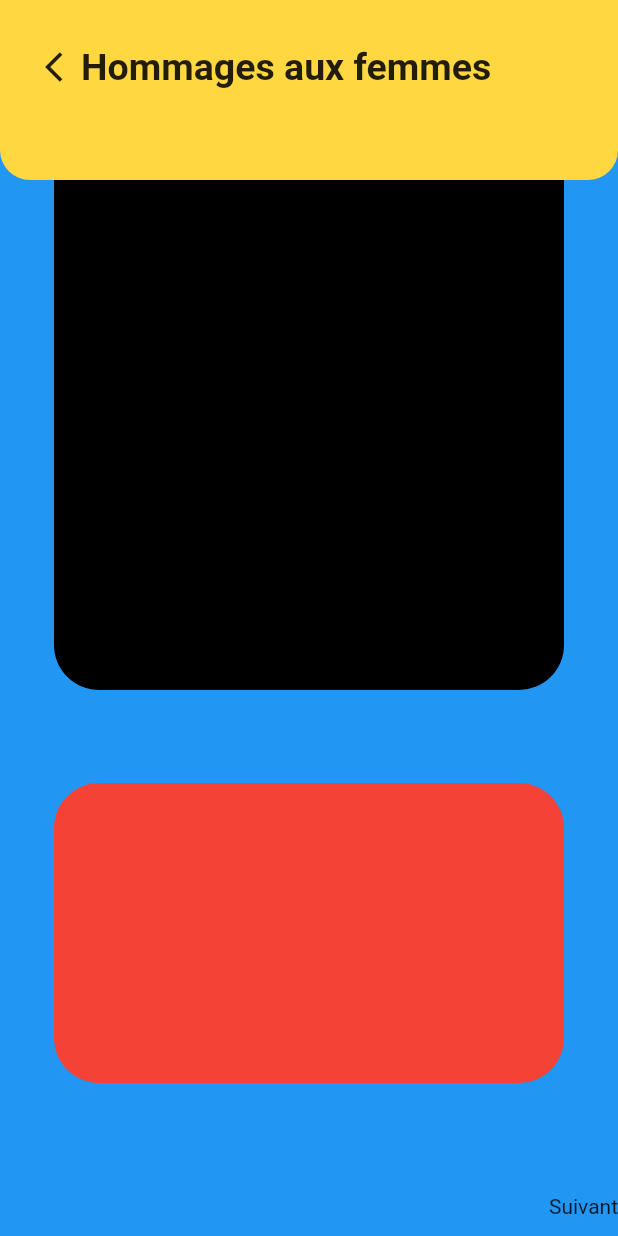
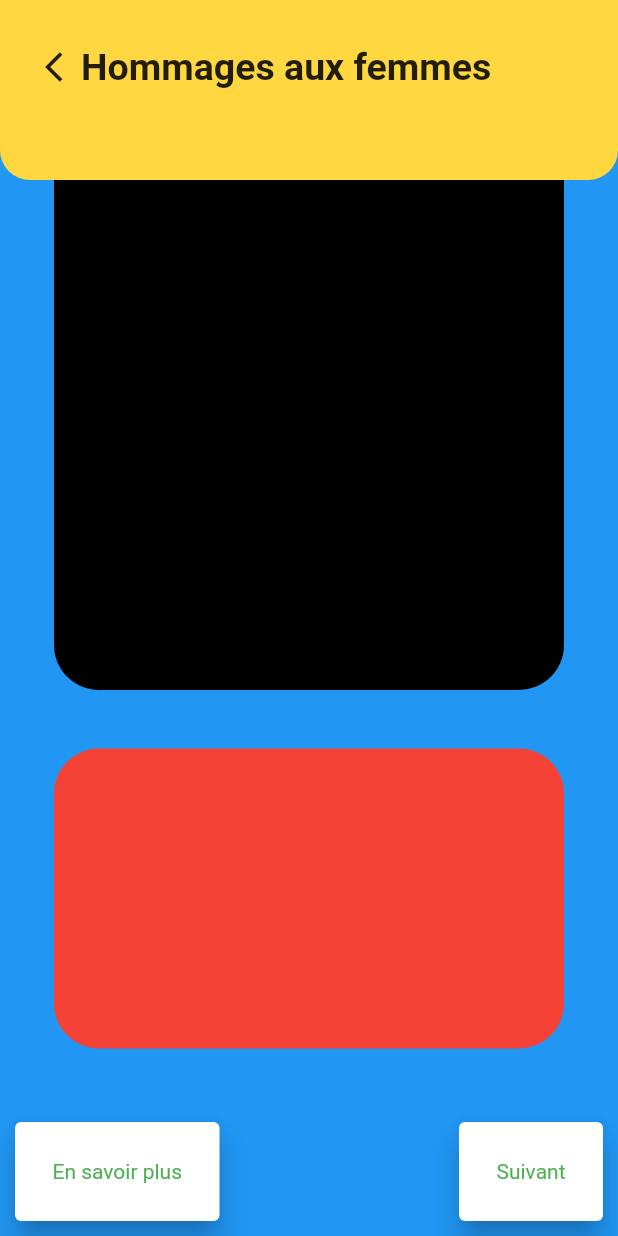
Before and after one commit to Modip/Flutter_Working, a Flutter app: the screen it shows after launch, on a phone screen of 412 x 824 dp. Run offline on Flutter 3.47's test engine with Material 2 defaults, Android fonts, the phone set to English and light mode, and no system bars.

Commit message:
finish home page

```diff
--- a/lib/home_page.dart
+++ b/lib/home_page.dart
@@ -55,17 +55,37 @@ class HomePage extends StatelessWidget {
           ),
           Expanded(child: Container()),
           Row(
-            mainAxisAlignment: MainAxisAlignment.spaceBetween,
-            children: [buildBox(child: Text("En savoi plus")), Text("Suivant")],
+            children: [
+              Card(
+                margin: EdgeInsets.all(10),
+                elevation: 8,
+                child: Container(
+                  padding: EdgeInsets.all(25),
+                  child: Text(
+                    'En savoir plus',
+                    style: TextStyle(color: Colors.green),
+                  ),
+                ),
+              ),
+              SizedBox(
+                width: 2,
+              ),
+              Expanded(child: Container()),
+              Card(
+                margin: EdgeInsets.all(10),
+                elevation: 8,
+                child: Container(
+                  padding: EdgeInsets.all(25),
+                  child: Text(
+                    'Suivant',
+                    style: TextStyle(color: Colors.green),
+                  ),
+                ),
+              ),
+            ],
           )
         ]),
       ),
     );
   }
-
-  Widget buildBox({required Widget child}) => Container(
-        height: 40,
-        decoration:
-            BoxDecoration(borderRadius: BorderRadius.all(Radius.circular(30))),
-      );
 }
```
